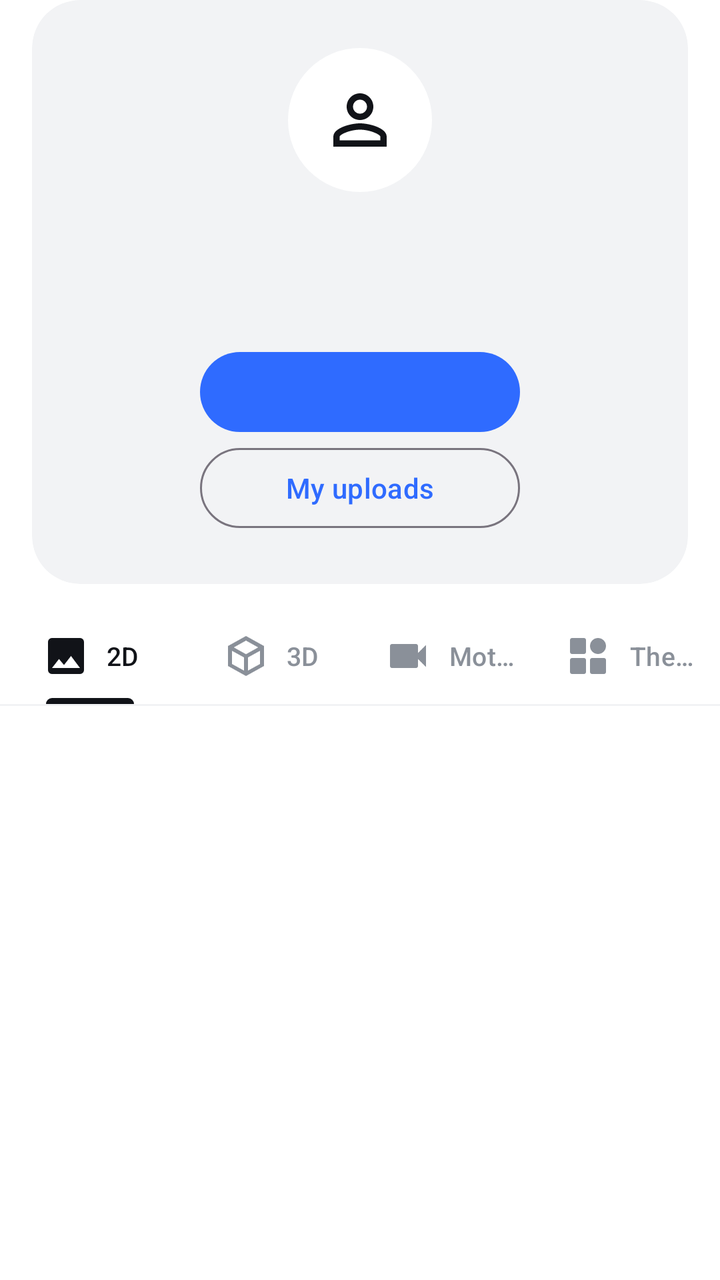
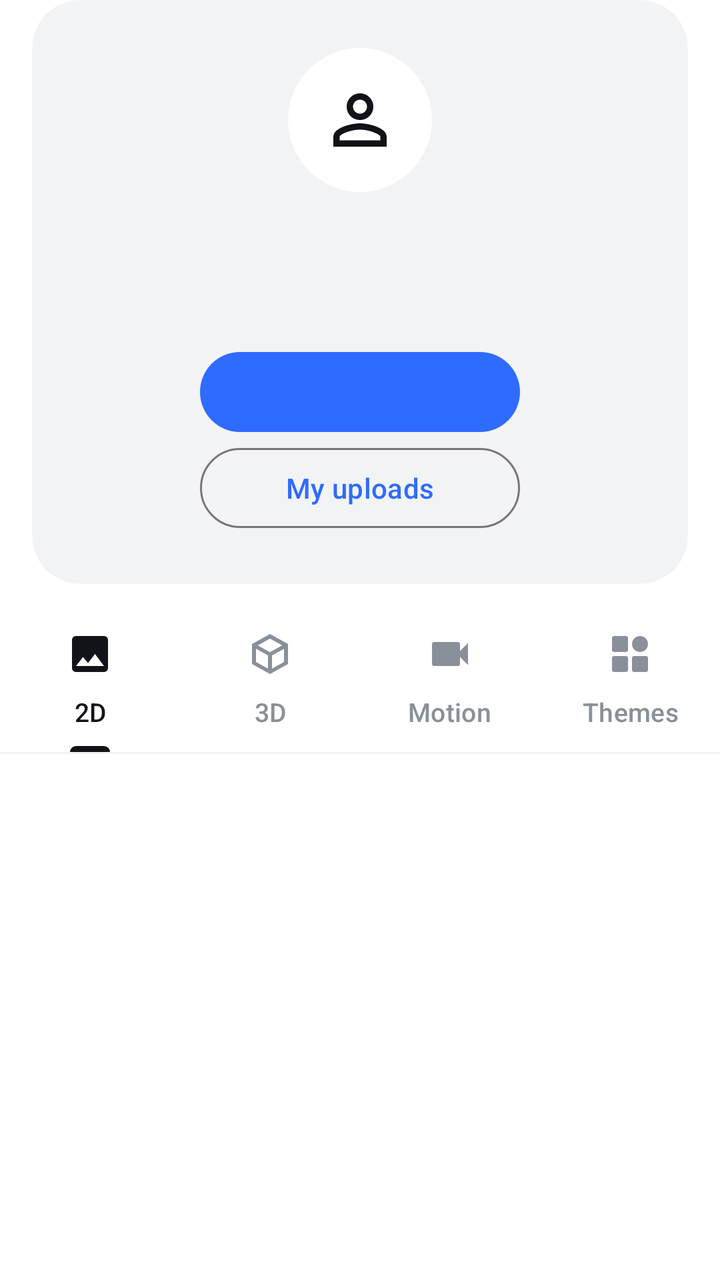

The first picture is an Android layout as it rendered before a commit; the second is the same layout after the commit. The layout source and the unified diff follow.
<!-- AndroidManifest.xml: application theme Theme.WallpaperCreator -->
<!-- res/layout/fragment_profile.xml -->
<?xml version="1.0" encoding="utf-8"?>
<androidx.coordinatorlayout.widget.CoordinatorLayout xmlns:android="http://schemas.android.com/apk/res/android"
    xmlns:app="http://schemas.android.com/apk/res-auto"
    android:layout_width="match_parent"
    android:layout_height="match_parent">

    <com.google.android.material.appbar.AppBarLayout
        android:layout_width="match_parent"
        android:layout_height="wrap_content"
        android:background="@color/surface"
        app:elevation="0dp"
        app:liftOnScroll="false">

        <com.google.android.material.card.MaterialCardView
            android:layout_width="match_parent"
            android:layout_height="wrap_content"
            android:layout_marginHorizontal="16dp"
            app:cardBackgroundColor="@color/surface_muted"
            app:cardCornerRadius="24dp"
            app:cardElevation="0dp"
            app:layout_scrollFlags="scroll"
            app:strokeWidth="0dp">

            <LinearLayout
                android:layout_width="match_parent"
                android:layout_height="wrap_content"
                android:gravity="center_horizontal"
                android:orientation="vertical"
                android:padding="24dp">

                <ImageView
                    android:layout_width="72dp"
                    android:layout_height="72dp"
                    android:background="@drawable/bg_avatar"
                    android:contentDescription="@null"
                    android:padding="16dp"
                    android:src="@drawable/ic_person"
                    app:tint="@color/text_primary" />

                <TextView
                    android:id="@+id/name"
                    android:layout_width="wrap_content"
                    android:layout_height="wrap_content"
                    android:layout_marginTop="12dp"
                    android:textColor="@color/text_primary"
                    android:textSize="20sp"
                    android:textStyle="bold" />

                <TextView
                    android:id="@+id/subtitle"
                    android:layout_width="wrap_content"
                    android:layout_height="wrap_content"
                    android:layout_marginTop="2dp"
                    android:gravity="center"
                    android:textColor="@color/text_secondary"
                    android:textSize="14sp" />

                <com.google.android.material.button.MaterialButton
                    android:id="@+id/btnAccount"
                    android:layout_width="wrap_content"
                    android:layout_height="wrap_content"
                    android:layout_marginTop="16dp"
                    android:minWidth="160dp" />

                <com.google.android.material.button.MaterialButton
                    android:id="@+id/btnMyUploads"
                    style="@style/Widget.Material3.Button.OutlinedButton"
                    android:layout_width="wrap_content"
                    android:layout_height="wrap_content"
                    android:minWidth="160dp"
                    android:text="@string/my_uploads" />
            </LinearLayout>
        </com.google.android.material.card.MaterialCardView>

        <com.google.android.material.tabs.TabLayout
            android:id="@+id/profileTabs"
            android:layout_width="match_parent"
            android:layout_height="wrap_content"
            android:layout_marginTop="12dp"
            android:background="@color/surface"
            app:tabGravity="fill"
            app:tabIconTint="@color/profile_tab"
            app:tabIndicatorColor="@color/text_primary"
            app:tabIndicatorFullWidth="false"
            app:tabInlineLabel="true"
            app:tabMode="fixed"
            app:tabSelectedTextColor="@color/text_primary"
            app:tabTextAppearance="@style/ProfileTabText"
            app:tabTextColor="@color/text_secondary">

            <com.google.android.material.tabs.TabItem
                android:layout_width="wrap_content"
                android:layout_height="wrap_content"
                android:icon="@drawable/ic_nav_wallpaper"
                android:text="@string/profile_2d" />

            <com.google.android.material.tabs.TabItem
                android:layout_width="wrap_content"
                android:layout_height="wrap_content"
                android:icon="@drawable/ic_cube"
                android:text="@string/profile_3d" />

            <com.google.android.material.tabs.TabItem
                android:layout_width="wrap_content"
                android:layout_height="wrap_content"
                android:icon="@drawable/ic_nav_motion"
                android:text="@string/profile_motion" />

            <com.google.android.material.tabs.TabItem
                android:layout_width="wrap_content"
                android:layout_height="wrap_content"
                android:icon="@drawable/ic_nav_themes"
                android:text="@string/profile_themes" />
        </com.google.android.material.tabs.TabLayout>

        <View
            android:layout_width="match_parent"
            android:layout_height="1dp"
            android:background="@color/surface_muted" />
    </com.google.android.material.appbar.AppBarLayout>

    
    <androidx.core.widget.NestedScrollView
        android:layout_width="match_parent"
        android:layout_height="match_parent"
        app:layout_behavior="@string/appbar_scrolling_view_behavior">

        <FrameLayout
            android:layout_width="match_parent"
            android:layout_height="wrap_content"
            android:minHeight="400dp"
            android:paddingHorizontal="2dp"
            android:paddingTop="2dp"
            android:paddingBottom="16dp">

            <LinearLayout
                android:id="@+id/page2d"
                style="@style/ProfilePage">

                <TextView
                    android:id="@+id/empty2d"
                    style="@style/ProfileEmpty"
                    android:text="@string/profile_empty_2d" />

                <androidx.recyclerview.widget.RecyclerView
                    android:id="@+id/grid2d"
                    style="@style/ProfileGrid" />
            </LinearLayout>

            <LinearLayout
                android:id="@+id/page3d"
                style="@style/ProfilePage">

                <TextView
                    android:id="@+id/empty3d"
                    style="@style/ProfileEmpty"
                    android:text="@string/profile_empty_3d" />

                <androidx.recyclerview.widget.RecyclerView
                    android:id="@+id/grid3d"
                    style="@style/ProfileGrid" />
            </LinearLayout>

            <LinearLayout
                android:id="@+id/pageMotion"
                style="@style/ProfilePage">

                <TextView
                    android:id="@+id/emptyMotion"
                    style="@style/ProfileEmpty"
                    android:text="@string/profile_empty_motion" />

                <androidx.recyclerview.widget.RecyclerView
                    android:id="@+id/gridMotion"
                    style="@style/ProfileGrid" />
            </LinearLayout>

            <LinearLayout
                android:id="@+id/pageThemes"
                style="@style/ProfilePage">

                <TextView
                    android:id="@+id/emptyThemes"
                    style="@style/ProfileEmpty"
                    android:text="@string/profile_empty_themes" />

                <androidx.recyclerview.widget.RecyclerView
                    android:id="@+id/gridThemes"
                    style="@style/ProfileGrid" />
            </LinearLayout>
        </FrameLayout>
    </androidx.core.widget.NestedScrollView>
</androidx.coordinatorlayout.widget.CoordinatorLayout>
<!-- resources referenced by this layout -->
<resources>
  <color name="surface">#FFFFFF</color>
  <color name="surface_muted">#F2F3F5</color>
  <color name="text_primary">#111318</color>
  <color name="text_secondary">#8A9099</color>
  <!-- drawable bg_avatar (drawable) -->
  <?xml version="1.0" encoding="utf-8"?>
  <shape xmlns:android="http://schemas.android.com/apk/res/android" android:shape="oval">
      <solid android:color="@color/surface" />
  </shape>
  <!-- drawable ic_cube (drawable) -->
  <vector xmlns:android="http://schemas.android.com/apk/res/android"
      android:width="24dp"
      android:height="24dp"
      android:viewportWidth="24"
      android:viewportHeight="24">
      <path
          android:fillColor="#FF000000"
          android:pathData="M12,2L3,7v10l9,5 9,-5V7L12,2zM12,4.3l6.1,3.4L12,11.1 5.9,7.7 12,4.3zM5,9.4l6,3.3v6.6l-6,-3.3V9.4zM13,19.3v-6.6l6,-3.3v6.6l-6,3.3z" />
  </vector>
  <!-- drawable ic_nav_motion (drawable) -->
  <vector xmlns:android="http://schemas.android.com/apk/res/android"
      android:width="24dp"
      android:height="24dp"
      android:viewportWidth="24"
      android:viewportHeight="24">
      <path
          android:fillColor="#FF000000"
          android:pathData="M17,10.5V7c0,-0.55 -0.45,-1 -1,-1H4c-0.55,0 -1,0.45 -1,1v10c0,0.55 0.45,1 1,1h12c0.55,0 1,-0.45 1,-1v-3.5l4,4v-11l-4,4z" />
  </vector>
  <!-- drawable ic_nav_wallpaper (drawable) -->
  <vector xmlns:android="http://schemas.android.com/apk/res/android"
      android:width="24dp"
      android:height="24dp"
      android:viewportWidth="24"
      android:viewportHeight="24">
      <path
          android:fillColor="#FF000000"
          android:pathData="M21,19V5c0,-1.1 -0.9,-2 -2,-2H5c-1.1,0 -2,0.9 -2,2v14c0,1.1 0.9,2 2,2h14c1.1,0 2,-0.9 2,-2zM8.5,13.5l2.5,3.01L14.5,12l4.5,6H5l3.5,-4.5z" />
  </vector>
  <string name="my_uploads">My uploads</string>
  <string name="profile_2d">2D</string>
  <string name="profile_3d">3D</string>
  <string name="profile_empty_2d">No saved 2D yet. Make one with Create.</string>
  <string name="profile_empty_3d">No 3D yet. Make one with Create.</string>
  <string name="profile_empty_motion">No motion yet. Download one from the motion editor.</string>
  <string name="profile_empty_themes">No themes yet. Make one with Create, then THEME.</string>
  <string name="profile_motion">Motion</string>
  <string name="profile_themes">Themes</string>
  <style name="ProfileEmpty">
          <item name="android:layout_width">match_parent</item>
          <item name="android:layout_height">wrap_content</item>
          <item name="android:gravity">center</item>
          <item name="android:paddingHorizontal">24dp</item>
          <item name="android:paddingVertical">48dp</item>
          <item name="android:textColor">@color/text_secondary</item>
          <item name="android:textSize">13sp</item>
      </style>
  <style name="ProfileGrid">
          <item name="android:layout_width">match_parent</item>
          <item name="android:layout_height">wrap_content</item>
          <item name="android:nestedScrollingEnabled">false</item>
      </style>
  <style name="ProfilePage">
          <item name="android:layout_width">match_parent</item>
          <item name="android:layout_height">wrap_content</item>
          <item name="android:orientation">vertical</item>
          <item name="android:visibility">gone</item>
      </style>
  <style name="ProfileTabText" parent="TextAppearance.Material3.LabelLarge">
          <item name="android:textSize">13sp</item>
          <item name="textAllCaps">false</item>
          <item name="android:textAllCaps">false</item>
      </style>
  <color name="brand_primary">#2F6BFF</color>
  <color name="brand_primary_soft">#E8EFFF</color>
  <color name="brand_secondary">#8E44FF</color>
  <!-- unchanged entries left out for length: 3 -->
</resources>

<!-- the commit's change to res/layout/fragment_profile.xml (unified diff, before → after) -->
@@ -82,7 +82,9 @@
             app:tabIconTint="@color/profile_tab"
             app:tabIndicatorColor="@color/text_primary"
             app:tabIndicatorFullWidth="false"
-            app:tabInlineLabel="true"
+            app:tabInlineLabel="false"
+            app:tabPaddingEnd="4dp"
+            app:tabPaddingStart="4dp"
             app:tabMode="fixed"
             app:tabSelectedTextColor="@color/text_primary"
             app:tabTextAppearance="@style/ProfileTabText"
